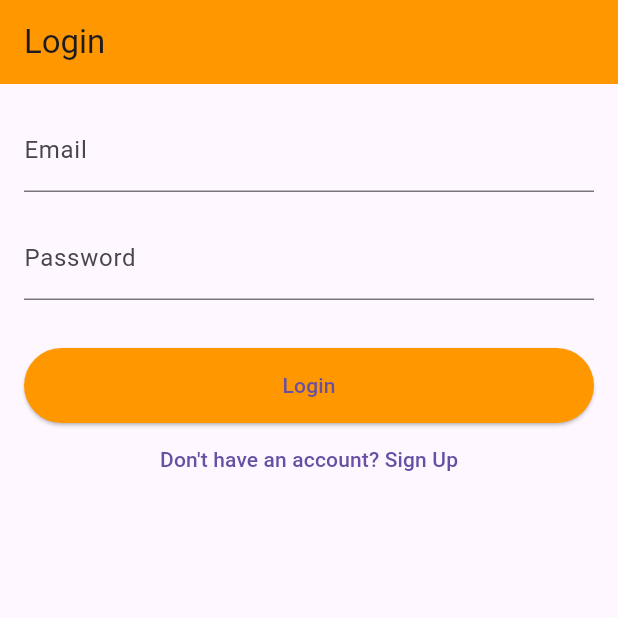
After one commit to hearyaldy/joy_bites, a Flutter app: the screen it shows after launch, on a phone screen of 412 x 824 dp, the top half of it. The commit adds this screen. Run offline on Flutter 3.47's test engine with Material 3 defaults, Android fonts, the phone set to English and light mode, and no system bars; our stand-ins replace flutter_dotenv, logger, shared_preferences, supabase_flutter; accounts and stored records are empty.

Commit message:
User Login added

```diff
--- a/lib/main.dart
+++ b/lib/main.dart
@@ -2,7 +2,9 @@ import 'package:flutter/material.dart';
 import 'package:flutter_dotenv/flutter_dotenv.dart';
 import 'package:supabase_flutter/supabase_flutter.dart';
 import 'screens/entry_screen.dart';
+import 'screens/auth_screen.dart';
 
+// Global theme notifier for dynamic theme switching.
 final ValueNotifier<ThemeMode> themeModeNotifier = ValueNotifier(ThemeMode.system);
 
 void main() async {
@@ -21,38 +23,34 @@ void main() async {
     return;
   }
 
-  runApp(const MyApp());
+  // Check if user is authenticated
+  final session = Supabase.instance.client.auth.currentSession;
+  runApp(MyApp(home: session != null ? const EntryScreen() : const AuthScreen()));
 }
 
 class MyApp extends StatelessWidget {
-  const MyApp({super.key});
+  final Widget home;
+  const MyApp({Key? key, required this.home}) : super(key: key);
+
   @override
   Widget build(BuildContext context) {
     return ValueListenableBuilder<ThemeMode>(
       valueListenable: themeModeNotifier,
-      builder: (context, currentTheme, child) {
+      builder: (context, themeMode, _) {
         return MaterialApp(
           title: 'JoyBites',
           theme: ThemeData(
             brightness: Brightness.light,
             primarySwatch: Colors.orange,
             fontFamily: 'Roboto',
-            textTheme: const TextTheme(
-              headlineLarge: TextStyle(fontSize: 24, fontWeight: FontWeight.bold),
-              bodyLarge: TextStyle(fontSize: 16),
-            ),
           ),
           darkTheme: ThemeData(
             brightness: Brightness.dark,
             primarySwatch: Colors.orange,
             fontFamily: 'Roboto',
-            textTheme: const TextTheme(
-              headlineLarge: TextStyle(fontSize: 24, fontWeight: FontWeight.bold),
-              bodyLarge: TextStyle(fontSize: 16),
-            ),
           ),
-          themeMode: currentTheme,
-          home: const EntryScreen(),
+          themeMode: themeMode,
+          home: home,
         );
       },
     );
@@ -61,7 +59,8 @@ class MyApp extends StatelessWidget {
 
 class ErrorScreen extends StatelessWidget {
   final String errorMessage;
-  const ErrorScreen({super.key, required this.errorMessage});
+  const ErrorScreen({Key? key, required this.errorMessage}) : super(key: key);
+
   @override
   Widget build(BuildContext context) {
     return MaterialApp(
--- /dev/null
+++ b/lib/screens/auth_screen.dart
@@ -0,0 +1,125 @@
+import 'package:flutter/material.dart';
+import 'package:supabase_flutter/supabase_flutter.dart';
+import '../utils/constants.dart';
+import 'entry_screen.dart';
+
+class AuthScreen extends StatefulWidget {
+  const AuthScreen({Key? key}) : super(key: key);
+
+  @override
+  _AuthScreenState createState() => _AuthScreenState();
+}
+
+class _AuthScreenState extends State<AuthScreen> {
+  final _emailController = TextEditingController();
+  final _passwordController = TextEditingController();
+  bool _isLoading = false;
+  bool _isLogin = true; // Toggle between login and sign-up
+  final SupabaseClient _supabase = Supabase.instance.client;
+
+  Future<void> _authenticate() async {
+    setState(() {
+      _isLoading = true;
+    });
+    try {
+      if (_isLogin) {
+        final response = await _supabase.auth.signInWithPassword(
+          email: _emailController.text.trim(),
+          password: _passwordController.text,
+        );
+        if (response.session != null) {
+          Navigator.pushReplacement(
+            context,
+            MaterialPageRoute(builder: (context) => const EntryScreen()),
+          );
+        } else {
+          ScaffoldMessenger.of(context).showSnackBar(
+            const SnackBar(content: Text("Login failed.")),
+          );
+        }
+      } else {
+        final response = await _supabase.auth.signUp(
+          email: _emailController.text.trim(),
+          password: _passwordController.text,
+        );
+        if (response.user != null) {
+          ScaffoldMessenger.of(context).showSnackBar(
+            const SnackBar(content: Text("Sign up successful! Check your email for confirmation.")),
+          );
+          setState(() {
+            _isLogin = true;
+          });
+        } else {
+          ScaffoldMessenger.of(context).showSnackBar(
+            const SnackBar(content: Text("Sign up failed.")),
+          );
+        }
+      }
+    } catch (e) {
+      ScaffoldMessenger.of(context).showSnackBar(
+        SnackBar(content: Text("Error: $e")),
+      );
+    } finally {
+      setState(() {
+        _isLoading = false;
+      });
+    }
+  }
+
+  @override
+  void dispose() {
+    _emailController.dispose();
+    _passwordController.dispose();
+    super.dispose();
+  }
+
+  @override
+  Widget build(BuildContext context) {
+    return Scaffold(
+      appBar: AppBar(
+        title: Text(_isLogin ? "Login" : "Sign Up"),
+        backgroundColor: primaryColor,
+      ),
+      body: Padding(
+        padding: const EdgeInsets.all(16.0),
+        child: Column(
+          children: [
+            TextField(
+              controller: _emailController,
+              decoration: const InputDecoration(labelText: "Email"),
+            ),
+            const SizedBox(height: 16),
+            TextField(
+              controller: _passwordController,
+              decoration: const InputDecoration(labelText: "Password"),
+              obscureText: true,
+            ),
+            const SizedBox(height: 32),
+            ElevatedButton(
+              onPressed: _isLoading ? null : _authenticate,
+              style: ElevatedButton.styleFrom(
+                minimumSize: const Size(double.infinity, 50),
+                backgroundColor: primaryColor,
+              ),
+              child: _isLoading
+                  ? const CircularProgressIndicator()
+                  : Text(_isLogin ? "Login" : "Sign Up"),
+            ),
+            TextButton(
+              onPressed: () {
+                setState(() {
+                  _isLogin = !_isLogin;
+                });
+              },
+              child: Text(
+                _isLogin
+                    ? "Don't have an account? Sign Up"
+                    : "Already have an account? Login",
+              ),
+            ),
+          ],
+        ),
+      ),
+    );
+  }
+}
```
Also changed, not shown: lib/screens/settings_screen.dart (+5 -11 lines), 1 other file.
